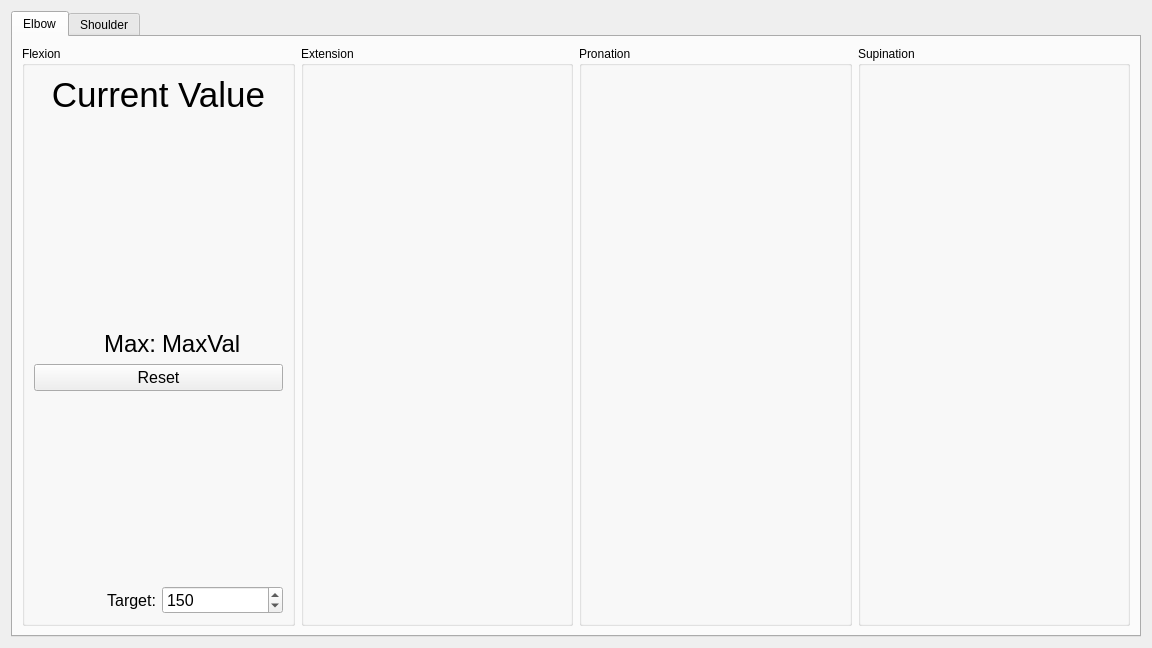
Qt form LiveDataView/live_data_widget_1.ui (mmcinnes123/Delsys_GUI_For_Physios) before a commit.
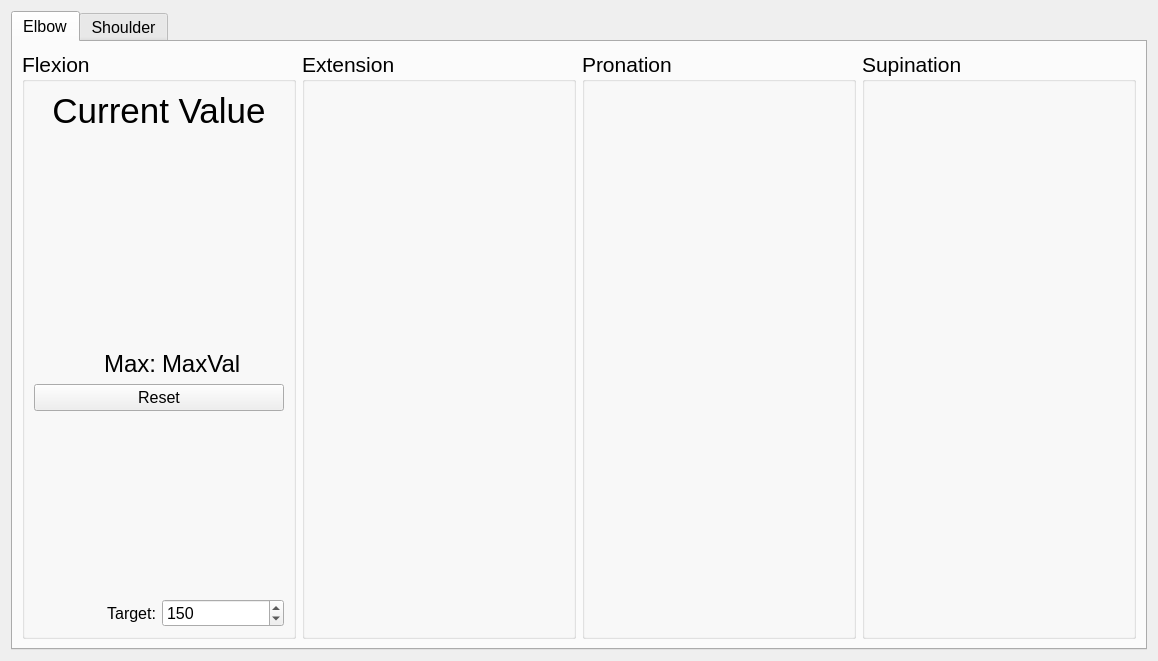
The same form after that commit. Icons and pictures are not drawn.

Commit message: Added sensor sticker numbers to Ori channels list so I can extract correct data for each sensor.

The edit to the form file:
```diff
--- a/LiveDataView/live_data_widget_1.ui
+++ b/LiveDataView/live_data_widget_1.ui
@@ -6,8 +6,8 @@
    <rect>
     <x>0</x>
     <y>0</y>
-    <width>1152</width>
-    <height>648</height>
+    <width>1158</width>
+    <height>661</height>
    </rect>
   </property>
   <property name="windowTitle">
@@ -16,6 +16,11 @@
   <layout class="QGridLayout" name="gridLayout">
    <item row="0" column="0">
     <widget class="QTabWidget" name="tabWidget">
+     <property name="font">
+      <font>
+       <pointsize>12</pointsize>
+      </font>
+     </property>
      <property name="currentIndex">
       <number>0</number>
      </property>
@@ -26,6 +31,11 @@
       <layout class="QHBoxLayout" name="horizontalLayout">
        <item>
         <widget class="QGroupBox" name="groupBox">
+         <property name="font">
+          <font>
+           <pointsize>16</pointsize>
+          </font>
+         </property>
          <property name="title">
           <string>Flexion</string>
          </property>
@@ -161,6 +171,11 @@
        </item>
        <item>
         <widget class="QGroupBox" name="groupBox_2">
+         <property name="font">
+          <font>
+           <pointsize>16</pointsize>
+          </font>
+         </property>
          <property name="title">
           <string>Extension</string>
          </property>
@@ -168,6 +183,11 @@
        </item>
        <item>
         <widget class="QGroupBox" name="groupBox_3">
+         <property name="font">
+          <font>
+           <pointsize>16</pointsize>
+          </font>
+         </property>
          <property name="title">
           <string>Pronation</string>
          </property>
@@ -175,6 +195,11 @@
        </item>
        <item>
         <widget class="QGroupBox" name="groupBox_4">
+         <property name="font">
+          <font>
+           <pointsize>16</pointsize>
+          </font>
+         </property>
          <property name="title">
           <string>Supination</string>
          </property>
```
The commit also changes 5 other files.
